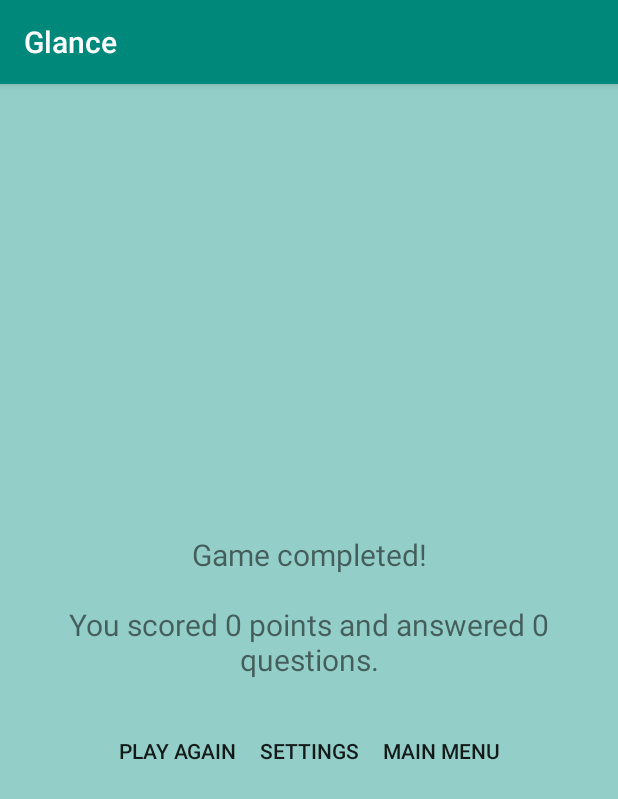
After one commit to sphassan/Team-NULL, an Android app: the ReviewActivity screen opened directly, with no data from a screen before it, on a phone screen of 412 x 824 dp. The commit adds this screen. Shown: the top 799 px of the screen. Run offline under Robolectric (Android 15) with nearby library versions, the phone set to English and light mode, and no system bars.

Commit message:
review activity created

```diff
--- a/team-null/app/src/main/AndroidManifest.xml
+++ b/team-null/app/src/main/AndroidManifest.xml
@@ -44,7 +44,8 @@
         <activity
             android:name=".ConvoActivity"
             android:label="@string/title_activity_convo" />
-        <activity android:name=".DiffActivity"></activity>
+        <activity android:name=".DiffActivity" />
+        <activity android:name=".ReviewActivity"></activity>
     </application>
 
 </manifest>
--- a/team-null/app/src/main/java/app/anull/net/team_null/GameActivity.java
+++ b/team-null/app/src/main/java/app/anull/net/team_null/GameActivity.java
@@ -33,6 +33,7 @@
 
 public class GameActivity extends AppCompatActivity implements View.OnClickListener {
 
+    private boolean beat; //true/false for if they beat prior high score
     private int correctButton; //ID for the correct button
     private int points; //current score
     private int incorrect; //number of incorrect buttons selected
@@ -246,7 +247,15 @@
 
     // TODO: transfer to review activity instead of main menu
     private void endGame() {
-        Intent intent = new Intent(GameActivity.this, MainActivity.class);
+        SharedPreferences pref = getApplicationContext().getSharedPreferences("Glance", Context.MODE_PRIVATE);
+        SharedPreferences.Editor editor;
+        editor = pref.edit();
+
+        editor.putInt("questions", questions);
+        editor.putBoolean("beat", beat);
+        editor.commit();
+
+        Intent intent = new Intent(GameActivity.this, ReviewActivity.class);
         startActivity(intent);
         finish();
     }
@@ -605,9 +614,10 @@
     private void refresh() {
         SharedPreferences pref = getApplicationContext().getSharedPreferences("Glance", Context.MODE_PRIVATE);
 
-        if (pref.getInt("oldScore", 0) < points) {
-            // TODO: do something when this happens
-        }
+        if (pref.getInt("oldScore", 0) < points)
+            beat = true;
+        else
+            beat = false;
 
         SharedPreferences.Editor editor;
         editor = pref.edit();
--- a/team-null/app/src/main/java/app/anull/net/team_null/MainActivity.java
+++ b/team-null/app/src/main/java/app/anull/net/team_null/MainActivity.java
@@ -39,8 +39,9 @@
         quit.setOnClickListener(new View.OnClickListener() {
             @Override
             public void onClick(View view) {
-                finishAndRemoveTask();
-                System.exit(0); //might not do anything
+                //finishAndRemoveTask(); //might not do anything
+                //System.exit(0); //might not do anything either
+                android.os.Process.killProcess(android.os.Process.myPid());
             }
         });
 
--- /dev/null
+++ b/team-null/app/src/main/java/app/anull/net/team_null/ReviewActivity.java
@@ -0,0 +1,65 @@
+package app.anull.net.team_null;
+
+import android.content.Context;
+import android.content.Intent;
+import android.content.SharedPreferences;
+import android.support.v7.app.AppCompatActivity;
+import android.os.Bundle;
+import android.view.View;
+import android.widget.Button;
+import android.widget.TextView;
+
+import org.w3c.dom.Text;
+
+public class ReviewActivity extends AppCompatActivity {
+
+    @Override
+    protected void onCreate(Bundle savedInstanceState) {
+        super.onCreate(savedInstanceState);
+        setContentView(R.layout.activity_review);
+
+        SharedPreferences pref = getApplicationContext().getSharedPreferences("Glance", Context.MODE_PRIVATE);
+
+        int scores = pref.getInt("oldScore", 0);
+        int questions = pref.getInt("questions", 0);
+        boolean beat = pref.getBoolean("beat", false);
+
+        String additional;
+        if (beat)
+            additional = "\nYou beat your old high score!\n";
+        else
+            additional = "";
+
+        String strReviewFormat = getResources().getString(R.string.review, scores, questions, additional);
+
+        TextView Review = (TextView) findViewById(R.id.review);
+        Review.setText(strReviewFormat);
+
+        Button play = (Button) findViewById(R.id.reviewPlay);
+        play.setOnClickListener(new View.OnClickListener() {
+            @Override
+            public void onClick(View view) {
+                Intent intent = new Intent(ReviewActivity.this, GameActivity.class);
+                startActivity(intent);
+            }
+        });
+
+        Button settings = (Button) findViewById(R.id.reviewSettings);
+        settings.setOnClickListener(new View.OnClickListener() {
+            @Override
+            public void onClick(View view) {
+                Intent intent = new Intent(ReviewActivity.this, SettingsActivity.class);
+                startActivity(intent);
+            }
+        });
+
+        Button menu = (Button) findViewById(R.id.reviewMenu);
+        menu.setOnClickListener(new View.OnClickListener() {
+            @Override
+            public void onClick(View view) {
+                Intent intent = new Intent(ReviewActivity.this, MainActivity.class);
+                startActivity(intent);
+            }
+        });
+    }
+}
--- /dev/null
+++ b/team-null/app/src/main/res/layout/activity_review.xml
@@ -0,0 +1,58 @@
+<?xml version="1.0" encoding="utf-8"?>
+<android.support.constraint.ConstraintLayout xmlns:android="http://schemas.android.com/apk/res/android"
+    xmlns:app="http://schemas.android.com/apk/res-auto"
+    xmlns:tools="http://schemas.android.com/tools"
+    android:layout_width="match_parent"
+    android:layout_height="match_parent"
+    android:background="#94cec8"
+    tools:context="app.anull.net.team_null.ReviewActivity">
+
+    <LinearLayout
+        android:id="@+id/LinearLayout"
+        android:layout_height="wrap_content"
+        android:layout_width="fill_parent"
+        android:orientation="vertical"
+        android:gravity="center"
+        app:layout_constraintBottom_toBottomOf="parent"
+        app:layout_constraintTop_toTopOf="parent">
+
+        <TextView
+            android:id="@+id/review"
+            android:layout_width="wrap_content"
+            android:layout_height="wrap_content"
+            android:gravity="center_horizontal"
+            android:textSize="20sp"
+            android:text="@string/review"/>
+
+        <LinearLayout
+            android:layout_width="wrap_content"
+            android:layout_height="wrap_content"
+            android:orientation="horizontal">
+
+            <Button
+                android:id="@+id/reviewPlay"
+                android:layout_width="wrap_content"
+                android:layout_height="wrap_content"
+                android:layout_weight="1"
+                android:background="#94cec8"
+                android:text="Play Again"></Button>
+
+            <Button
+                android:id="@+id/reviewSettings"
+                android:layout_width="wrap_content"
+                android:layout_height="wrap_content"
+                android:layout_weight="1"
+                android:background="#94cec8"
+                android:text="Settings"></Button>
+
+            <Button
+                android:id="@+id/reviewMenu"
+                android:layout_width="wrap_content"
+                android:layout_height="wrap_content"
+                android:layout_weight="1"
+                android:background="#94cec8"
+                android:text="Main Menu"></Button>
+        </LinearLayout>
+    </LinearLayout>
+
+</android.support.constraint.ConstraintLayout>
--- a/team-null/app/src/main/res/values/strings.xml
+++ b/team-null/app/src/main/res/values/strings.xml
@@ -81,7 +81,7 @@
     <string name="prompt_email">Email</string>
     <string name="action_sign_in">Register</string>
     <string name="error_invalid_email">This email address is invalid</string>
-    <string name= "error_invalid_name">Names may only contain alphabetic characters</string>
+    <string name="error_invalid_name">Names may only contain alphabetic characters</string>
     <string name="error_field_required">This field is required</string>
     <string name="title_activity_dots">DotsActivity</string>
 
@@ -89,6 +89,8 @@
     <string name="title_activity_convo">ConvoActivity</string>
 
     <string name="button_skip">Skip</string>
+
+    <string name="review">Game completed!\n\nYou scored %1$d points and answered %2$d questions.\n%3$s</string>
 
     <string-array name="convo_array">
         <item>Boy</item>
```
